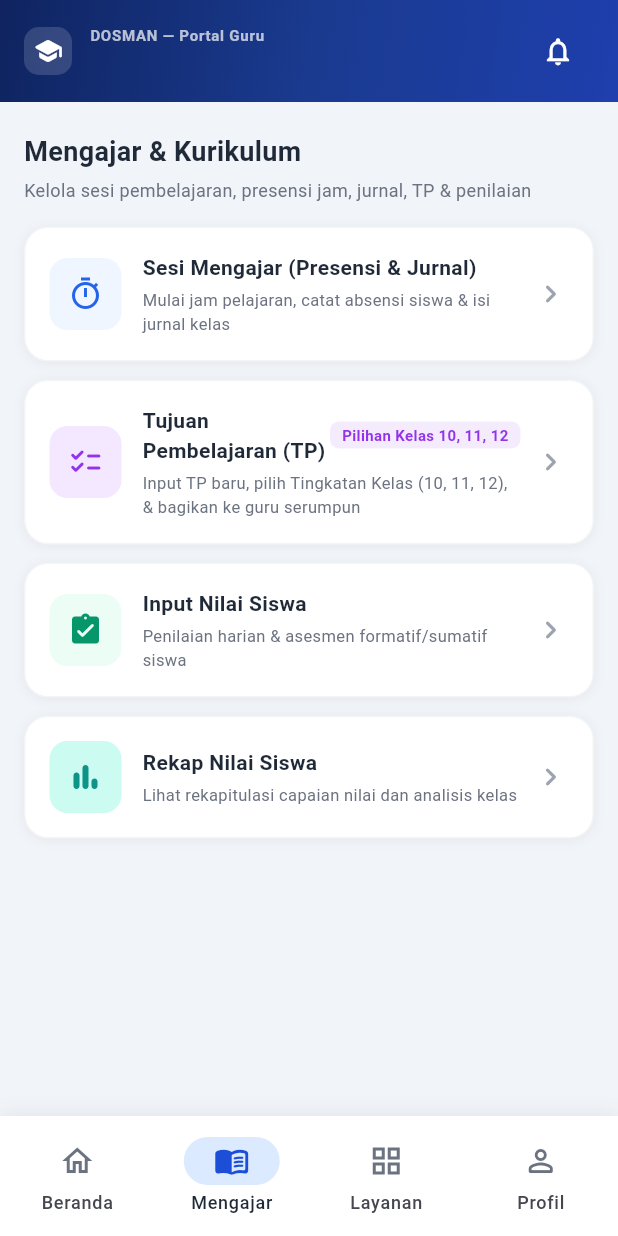
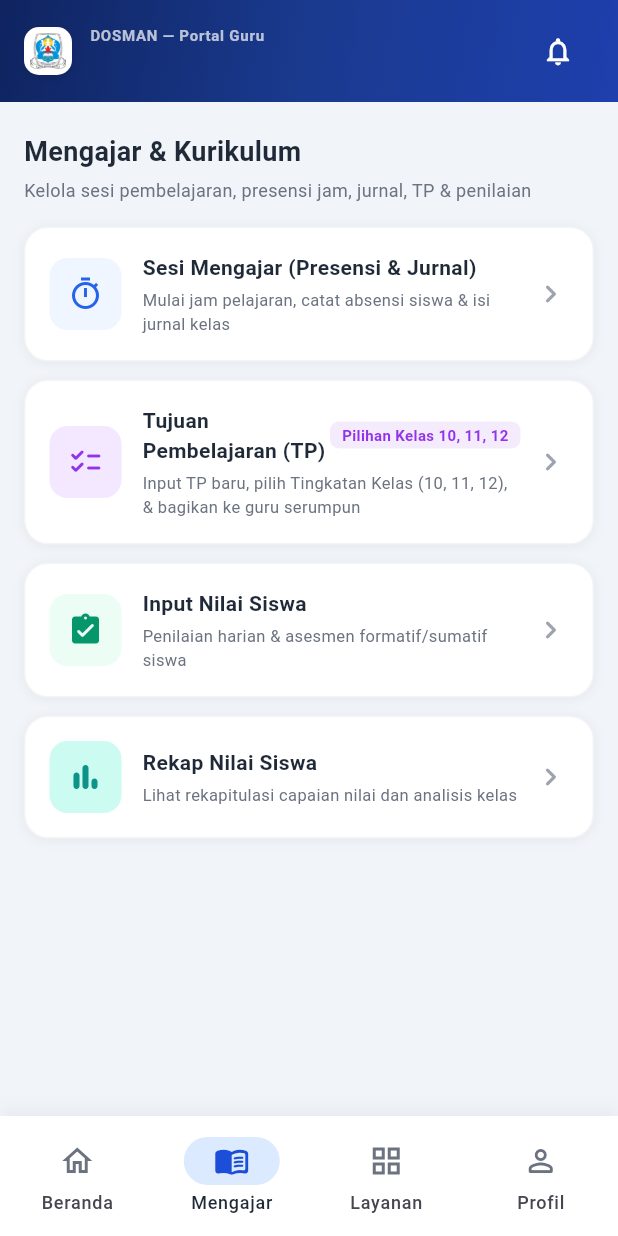
Before and after one commit to DosmanGianyar/DosmanGianyar, a Flutter app: the GuruShell screen opened directly, item 2 of the bottom bar chosen, on a phone screen of 412 x 824 dp. Run offline on Flutter 3.47's test engine with Material 3 defaults, Android fonts, the phone set to English and light mode, and no system bars; our stand-ins replace camera, device_info_plus, dio, flutter_map, flutter_secure_storage, geolocator and 5 more; accounts and stored records are empty; network calls fail.

Commit message:
feat: tambahkan Logo DOSMAN pada pojok kiri atas topbar header guru

```diff
--- a/mobile/lib/screens/guru/guru_shell.dart
+++ b/mobile/lib/screens/guru/guru_shell.dart
@@ -156,14 +156,31 @@ class _GuruTopBar extends StatelessWidget {
       decoration: const BoxDecoration(gradient: AppColors.topbarGradient),
       child: Row(
         children: [
-          // Logo Badge Icon
+          // Logo Badge Icon (Pojok Kiri Atas TopBar)
           Container(
-            padding: const EdgeInsets.all(6),
+            padding: const EdgeInsets.all(4),
             decoration: BoxDecoration(
-              color: Colors.white.withValues(alpha: 0.15),
+              color: Colors.white,
               borderRadius: BorderRadius.circular(10),
+              boxShadow: [
+                BoxShadow(
+                  color: Colors.black.withValues(alpha: 0.1),
+                  blurRadius: 4,
+                  offset: const Offset(0, 2),
+                ),
+              ],
             ),
-            child: const Icon(Icons.school_rounded, color: Colors.white, size: 20),
+            child: Image.asset(
+              'assets/images/logo_sekolah.png',
+              width: 24,
+              height: 24,
+              fit: BoxFit.contain,
+              errorBuilder: (_, __, ___) => Image.asset(
+                'assets/images/dosman_white_icon.png',
+                width: 24,
+                height: 24,
+              ),
+            ),
           ),
           const SizedBox(width: 12),
 
```
